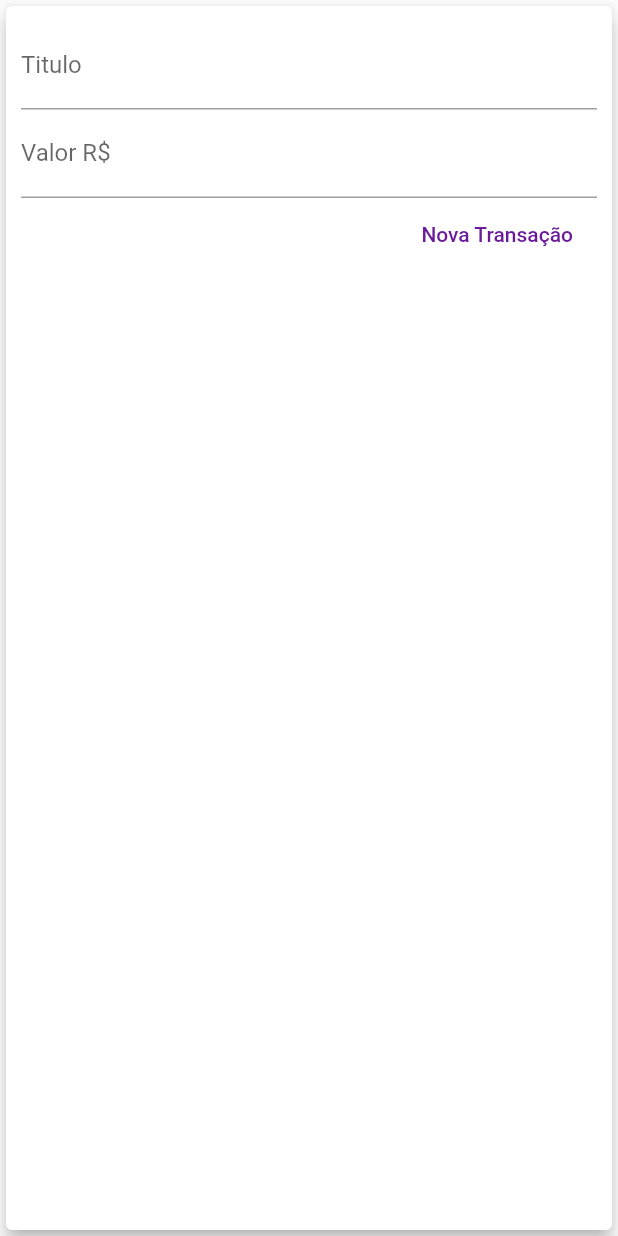
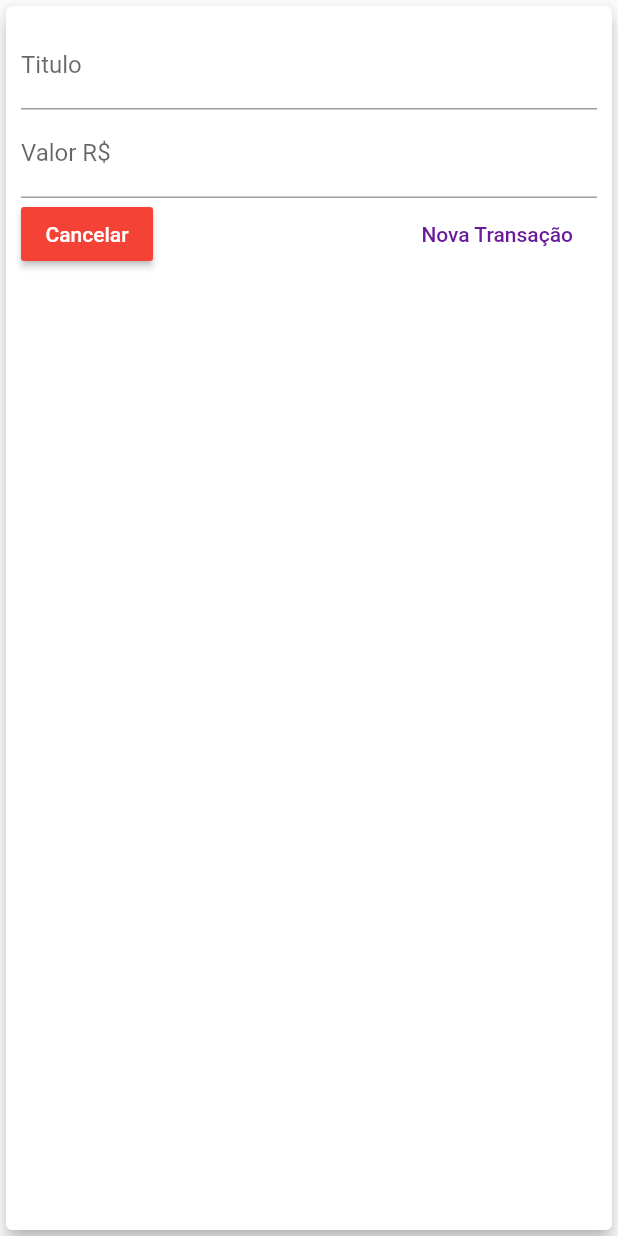
Before and after one commit to kadeguilherme/Despesas-Pessoal, a Flutter app: the TransacaoForm widget shown alone on an empty page, opened directly with empty values, on a phone screen of 412 x 824 dp. Run offline on Flutter 3.47's test engine with Material 2 defaults, Android fonts, the phone set to English and light mode, and no system bars.

Commit message:
Mudando o estado TransacaoForm para Stateful é passando parâmetro  com widget.onSubmit

```diff
--- a/lib/components/transacao_form.dart
+++ b/lib/components/transacao_form.dart
@@ -1,12 +1,19 @@
 import 'package:flutter/material.dart';
 
-class TransacaoForm extends StatelessWidget {
-  final titleController = TextEditingController();
-  final valueController = TextEditingController();
-
+class TransacaoForm extends StatefulWidget {
   final void Function(String, double) onSubmit;
 
   TransacaoForm(this.onSubmit);
+
+  @override
+  _TransacaoFormState createState() => _TransacaoFormState();
+}
+
+class _TransacaoFormState extends State<TransacaoForm> {
+  final titleController = TextEditingController();
+
+  final valueController = TextEditingController();
+
   _submitForm() {
     final title = titleController.text;
     final value = double.tryParse(valueController.text) ?? 0.0;
@@ -14,8 +21,8 @@ class TransacaoForm extends StatelessWidget {
     if (title.isEmpty || value < 0) {
       return 0;
     }
-
-    onSubmit(title, value);
+    //O widget acessa a função que recibida como paramentro
+    this.widget.onSubmit(title, value);
   }
 
   @override
@@ -40,6 +47,15 @@ class TransacaoForm extends StatelessWidget {
             Row(
               mainAxisAlignment: MainAxisAlignment.end,
               children: <Widget>[
+                RaisedButton(
+                  onPressed: () {
+                    Navigator.of(context).pop();
+                  },
+                  color: Colors.red,
+                  textColor: Colors.white,
+                  child: Text('Cancelar'),
+                ),
+                Spacer(),
                 FlatButton(
                   onPressed: _submitForm,
                   child: Text('Nova Transação'),
--- a/lib/main.dart
+++ b/lib/main.dart
@@ -50,7 +50,7 @@ class _MyHomePageState extends State<MyHomePage> {
     showModalBottomSheet(
         context: context,
         builder: (_) {
-          return TransacaoForm(null);
+          return TransacaoForm(_addTransacao);
         });
   }
 
```
